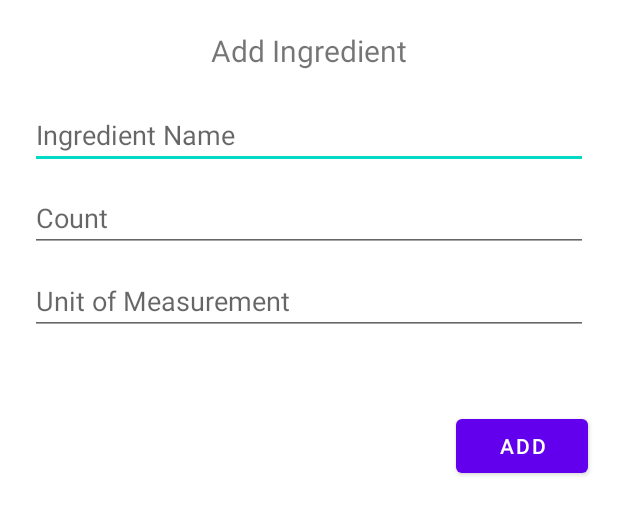
After one commit to dyunus21/RecipeApp, an Android app: the layout fragment_add_ingredient.xml on its own in the app's theme, with its tools: preview values and no code run, on a phone screen of 412 x 824 dp. The commit adds this screen. Shown: the top 515 px of the screen. Run offline under Robolectric (Android 15) with nearby library versions, the phone set to English and light mode, and no system bars.

Commit message:
Created and initialized an Add Ingredient Fragment

```diff
--- a/app/src/main/java/com/example/recipeapp/adapters/SocialFeedAdapter.java
+++ b/app/src/main/java/com/example/recipeapp/adapters/SocialFeedAdapter.java
@@ -68,7 +68,7 @@ public class SocialFeedAdapter extends RecyclerView.Adapter<SocialFeedAdapter.Vi
             User user = new User(post.getAuthor());
             binding.tvUsername.setText("@" + post.getAuthor().getUsername());
             Glide.with(context).load(post.getImage().getUrl()).into(binding.ivImage);
-            Glide.with(context).load(user.getProfileImage().getUrl()).into(binding.ivProfileImage);
+            Glide.with(context).load(user.getProfileImage().getUrl()).circleCrop().into(binding.ivProfileImage);
             binding.tvTimestamp.setText(Post.calculateTimeAgo(post.getCreatedAt()));
             String sourceString = "<b>" + post.getAuthor().getUsername() + "</b> " + post.getDescription();
             binding.tvDescription.setText(Html.fromHtml(sourceString));
--- /dev/null
+++ b/app/src/main/res/layout/fragment_add_ingredient.xml
@@ -0,0 +1,69 @@
+<?xml version="1.0" encoding="utf-8"?>
+<androidx.constraintlayout.widget.ConstraintLayout xmlns:android="http://schemas.android.com/apk/res/android"
+    xmlns:app="http://schemas.android.com/apk/res-auto"
+    xmlns:tools="http://schemas.android.com/tools"
+    android:layout_width="match_parent"
+    android:layout_height="match_parent"
+    tools:context=".fragments.AddIngredientFragment">
+
+    <EditText
+        android:id="@+id/etName"
+        android:layout_width="match_parent"
+        android:layout_height="wrap_content"
+        android:layout_marginStart="20dp"
+        android:layout_marginTop="20dp"
+        android:layout_marginEnd="20dp"
+        android:ems="10"
+        android:hint="Ingredient Name"
+        android:inputType="textPersonName"
+        app:layout_constraintEnd_toEndOf="parent"
+        app:layout_constraintStart_toStartOf="parent"
+        app:layout_constraintTop_toBottomOf="@+id/tvAddText" />
+
+    <TextView
+        android:id="@+id/tvAddText"
+        android:layout_width="wrap_content"
+        android:layout_height="wrap_content"
+        android:layout_marginTop="20dp"
+        android:text="Add Ingredient"
+        android:textSize="20sp"
+        app:layout_constraintEnd_toEndOf="parent"
+        app:layout_constraintStart_toStartOf="parent"
+        app:layout_constraintTop_toTopOf="parent" />
+
+    <EditText
+        android:id="@+id/etCount"
+        android:layout_width="0dp"
+        android:layout_height="wrap_content"
+        android:layout_marginStart="20dp"
+        android:layout_marginTop="10dp"
+        android:layout_marginEnd="20dp"
+        android:ems="10"
+        android:hint="Count"
+        android:inputType="number"
+        app:layout_constraintEnd_toEndOf="parent"
+        app:layout_constraintStart_toStartOf="parent"
+        app:layout_constraintTop_toBottomOf="@+id/etName" />
+
+    <EditText
+        android:id="@+id/etUnit"
+        android:layout_width="0dp"
+        android:layout_height="wrap_content"
+        android:layout_marginTop="10dp"
+        android:ems="10"
+        android:hint="Unit of Measurement"
+        android:inputType="textPersonName"
+        app:layout_constraintEnd_toEndOf="@+id/etCount"
+        app:layout_constraintStart_toStartOf="@+id/etCount"
+        app:layout_constraintTop_toBottomOf="@+id/etCount" />
+
+    <Button
+        android:id="@+id/btnAdd"
+        android:layout_width="wrap_content"
+        android:layout_height="wrap_content"
+        android:layout_marginTop="50dp"
+        android:text="Add"
+        app:layout_constraintEnd_toEndOf="@+id/etUnit"
+        app:layout_constraintTop_toBottomOf="@+id/etUnit" />
+
+</androidx.constraintlayout.widget.ConstraintLayout>
--- a/app/src/main/res/layout/fragment_upload_post.xml
+++ b/app/src/main/res/layout/fragment_upload_post.xml
@@ -103,7 +103,7 @@
         android:layout_marginEnd="30dp"
         android:ems="10"
         android:hint="Description..."
-        android:inputType="textPersonName"
+        android:inputType="textMultiLine"
         app:layout_constraintEnd_toEndOf="parent"
         app:layout_constraintStart_toStartOf="parent"
         app:layout_constraintTop_toBottomOf="@+id/btnTakePic" />
@@ -121,4 +121,5 @@
         app:layout_constraintEnd_toEndOf="parent"
         app:layout_constraintStart_toStartOf="parent"
         app:layout_constraintTop_toBottomOf="@+id/etDescription" />
+
 </androidx.constraintlayout.widget.ConstraintLayout>
```
Also changed, not shown: app/src/main/java/com/example/recipeapp/fragments/AddIngredientFragment.java (added, +107 -0 lines), app/src/main/java/com/example/recipeapp/fragments/InventoryFragment.java (+12 -2 lines), app/src/main/java/com/example/recipeapp/models/Ingredient.java (+7 -1 lines), app/src/main/res/navigation/nav_graph.xml (+19 -2 lines).
